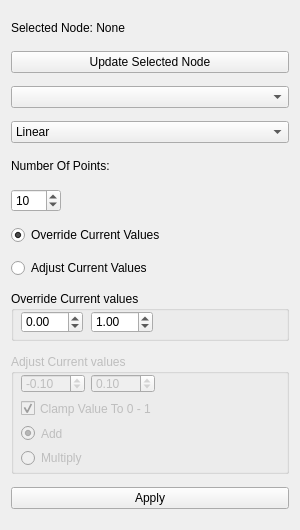
Kilbau/LEO_Tools, file scripts/python/leo_random_ramp.ui: the form before one commit.
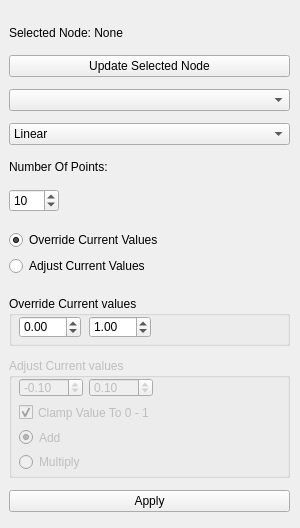
The form after the commit.

Commit message: fix ui radiobutton problem and nicer layout

Patch:
```diff
--- a/scripts/python/leo_random_ramp.ui
+++ b/scripts/python/leo_random_ramp.ui
@@ -10,7 +10,7 @@
     <x>0</x>
     <y>0</y>
     <width>300</width>
-    <height>530</height>
+    <height>528</height>
    </rect>
   </property>
   <property name="sizePolicy">
@@ -40,7 +40,16 @@
   <property name="locale">
    <locale language="English" country="UnitedStates"/>
   </property>
-  <layout class="QVBoxLayout" name="verticalLayout">
+  <widget class="QWidget" name="">
+   <property name="geometry">
+    <rect>
+     <x>9</x>
+     <y>17</y>
+     <width>281</width>
+     <height>501</height>
+    </rect>
+   </property>
+   <layout class="QVBoxLayout" name="verticalLayout_5">
    <item>
     <widget class="QLabel" name="label_node_name">
      <property name="maximumSize">
@@ -136,6 +145,21 @@
     </widget>
    </item>
    <item>
+     <widget class="QWidget" name="" native="true">
+      <property name="maximumSize">
+       <size>
+        <width>16777215</width>
+        <height>60</height>
+       </size>
+      </property>
+      <layout class="QVBoxLayout" name="verticalLayout">
+       <property name="spacing">
+        <number>0</number>
+       </property>
+       <property name="margin">
+        <number>0</number>
+       </property>
+       <item>
     <widget class="QRadioButton" name="radiobutton_override">
      <property name="text">
       <string>Override Current Values</string>
@@ -155,6 +179,9 @@
      </property>
     </widget>
    </item>
+      </layout>
+     </widget>
+    </item>
    <item>
     <widget class="QGroupBox" name="override_box">
      <property name="enabled">
@@ -238,7 +265,7 @@
      <property name="title">
       <string>Adjust Current values</string>
      </property>
-     <widget class="QWidget" name="">
+      <widget class="QWidget" name="layoutWidget">
       <property name="geometry">
        <rect>
         <x>10</x>
@@ -324,6 +351,7 @@
    </item>
   </layout>
  </widget>
+ </widget>
  <tabstops>
   <tabstop>dropdown_parm</tabstop>
  </tabstops>
```
Left out of the diff: 16 changed lines with no effect on the pictures. Lines whose indentation alone changed are shown as unchanged.
